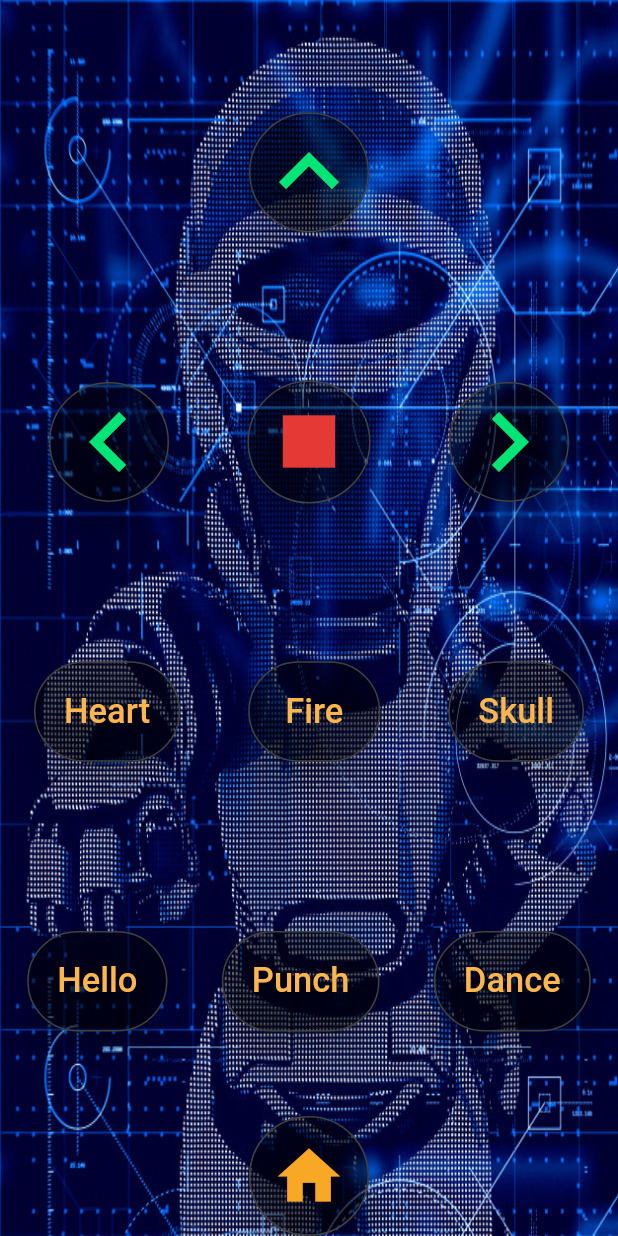
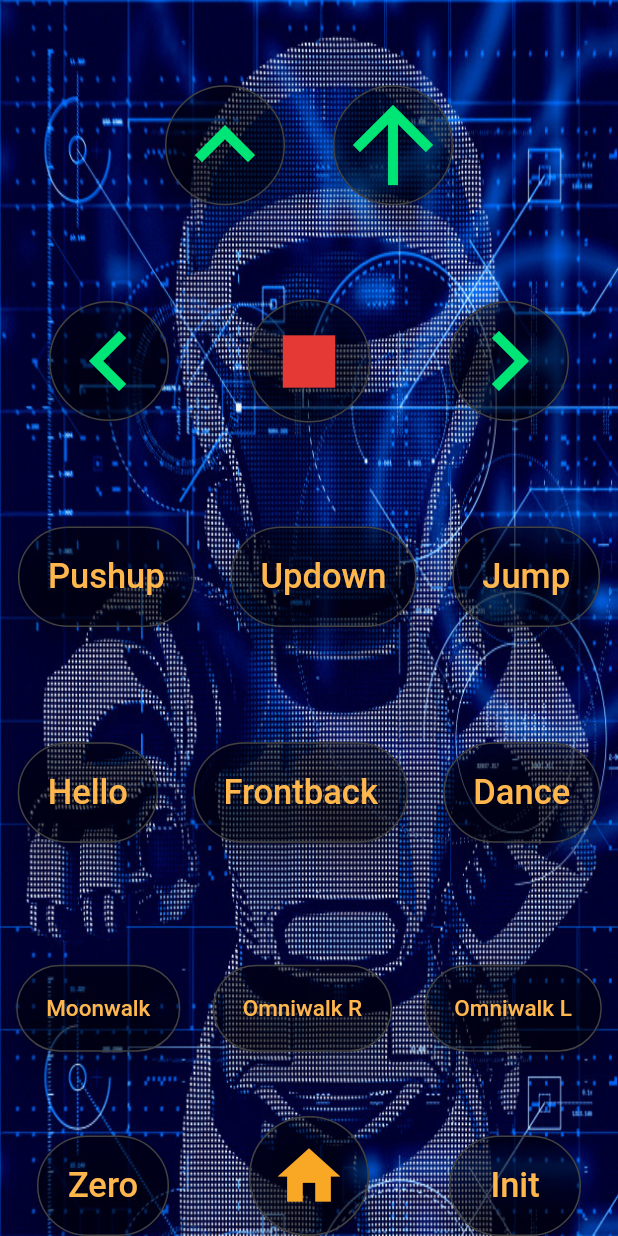
Before and after one commit to Luqapo/Kame-UI, a Flutter app: the screen it shows after launch, on a phone screen of 412 x 824 dp. Run offline on Flutter 3.47's test engine with Material 2 defaults, Android fonts, the phone set to English and light mode, and no system bars.

Commit message:
ui update

```diff
--- a/lib/main.dart
+++ b/lib/main.dart
@@ -4,7 +4,7 @@ import 'package:flutter/material.dart';
 void main() async {
   Socket sock;
   try {
-    sock = await Socket.connect('10.0.2.2', 6969);
+    sock = await Socket.connect('192.168.4.1', 80);
   } catch(err) {
     print('Caught error: $err');
   }
@@ -85,6 +85,22 @@ class _MyHomePageState extends State<MyHomePage> {
                   color: Colors.black.withOpacity(0.45),
                   splashColor: Colors.blue[400].withOpacity(0.45),
                 ),
+                RaisedButton(
+                  onPressed: () => _sendMessage('2+'),
+                  elevation:9.0,
+                  shape: CircleBorder(
+                    side: BorderSide(
+                      color: Colors.grey[800],
+                      ),
+                    ),
+                  child: Icon(
+                      Icons.arrow_upward,
+                      size:80,
+                      color: Colors.greenAccent[400],
+                  ),
+                  color: Colors.black.withOpacity(0.45),
+                  splashColor: Colors.blue[400].withOpacity(0.45),
+                ),
               ],
             )),
             Expanded( child: Row(
@@ -153,7 +169,7 @@ class _MyHomePageState extends State<MyHomePage> {
                     ),
                   ),
                   child: Text(
-                    'Heart',
+                    'Pushup',
                     style: TextStyle(
                       fontSize: 23,
                       color: Colors.orange[300],
@@ -173,7 +189,7 @@ class _MyHomePageState extends State<MyHomePage> {
                     ),
                   ),
                   child: Text(
-                    'Fire',
+                    'Updown',
                     style: TextStyle(
                       fontSize: 23,
                       color: Colors.orange[300],
@@ -193,7 +209,7 @@ class _MyHomePageState extends State<MyHomePage> {
                     ),
                   ),
                   child: Text(
-                    'Skull',
+                    'Jump',
                     style: TextStyle(
                       fontSize: 23,
                       color: Colors.orange[300],
@@ -238,7 +254,7 @@ class _MyHomePageState extends State<MyHomePage> {
                     ),
                   ),
                   child: Text(
-                    'Punch',
+                    'Frontback',
                     style: TextStyle(
                       fontSize: 23,
                       color: Colors.orange[300],
@@ -269,12 +285,97 @@ class _MyHomePageState extends State<MyHomePage> {
                   ),
               ],
             )),
+            Expanded( child: Row(
+              mainAxisAlignment: MainAxisAlignment.spaceAround,
+              children: <Widget>[
+                RaisedButton(
+                  onPressed: () => _sendMessage('12+'),
+                  padding: const EdgeInsets.all(20.0),
+                  elevation:9.0,
+                  shape: RoundedRectangleBorder(
+                    borderRadius: BorderRadius.circular(45),
+                    side: BorderSide(
+                      color: Colors.grey[800],
+                    ),
+                  ),
+                  child: Text(
+                    'Moonwalk',
+                    style: TextStyle(
+                      fontSize: 15,
+                      color: Colors.orange[300],
+                      ),
+                    ),
+                  color: Colors.black.withOpacity(0.45),
+                  splashColor: Colors.blue[400].withOpacity(0.45),
+                  ),
+                RaisedButton(
+                  onPressed: () => _sendMessage('15+'),
+                  padding: const EdgeInsets.all(20.0),
+                  elevation:9.0,
+                  shape: RoundedRectangleBorder(
+                    borderRadius: BorderRadius.circular(45),
+                    side: BorderSide(
+                      color: Colors.grey[800],
+                    ),
+                  ),
+                  child: Text(
+                    'Omniwalk R',
+                    style: TextStyle(
+                      fontSize: 15,
+                      color: Colors.orange[300],
+                      ),
+                    ),
+                  color: Colors.black.withOpacity(0.45),
+                  splashColor: Colors.blue[400].withOpacity(0.45),
+                ),
+                RaisedButton(
+                  onPressed: () => _sendMessage('16+'),
+                  padding: const EdgeInsets.all(20.0),
+                  elevation:9.0,
+                  shape: RoundedRectangleBorder(
+                    borderRadius: BorderRadius.circular(45),
+                    side: BorderSide(
+                      color: Colors.grey[800],
+                      ),
+                ),
+                  child: Text(
+                    'Omniwalk L',
+                    style: TextStyle(
+                      fontSize: 15,
+                      color: Colors.orange[300],
+                      ),
+                    ),
+                  color: Colors.black.withOpacity(0.45),
+                  splashColor: Colors.blue[400].withOpacity(0.45),
+                  ),
+              ],
+            )),
             Row(
-              mainAxisAlignment: MainAxisAlignment.center,
+              mainAxisAlignment: MainAxisAlignment.spaceAround,
               crossAxisAlignment: CrossAxisAlignment.end,
               children: <Widget>[
                 RaisedButton(
-                  onPressed: () => _sendMessage('15+'),
+                  onPressed: () => _sendMessage('13+'),
+                  padding: const EdgeInsets.all(20.0),
+                  elevation:9.0,
+                  shape: RoundedRectangleBorder(
+                    borderRadius: BorderRadius.circular(45),
+                    side: BorderSide(
+                      color: Colors.grey[800],
+                    ),
+                  ),
+                  child: Text(
+                    'Zero',
+                    style: TextStyle(
+                      fontSize: 23,
+                      color: Colors.orange[300],
+                      ),
+                    ),
+                  color: Colors.black.withOpacity(0.45),
+                  splashColor: Colors.blue[400].withOpacity(0.45),
+                ),
+                RaisedButton(
+                  onPressed: () => _sendMessage('19+'),
                   padding: const EdgeInsets.all(15.0),
                   elevation:9.0,
                   shape: CircleBorder(
@@ -290,6 +391,26 @@ class _MyHomePageState extends State<MyHomePage> {
                   color: Colors.black.withOpacity(0.45),
                   splashColor: Colors.blue[400].withOpacity(0.45),
                 ),
+                RaisedButton(
+                  onPressed: () => _sendMessage('14+'),
+                  padding: const EdgeInsets.all(20.0),
+                  elevation:9.0,
+                  shape: RoundedRectangleBorder(
+                    borderRadius: BorderRadius.circular(45),
+                    side: BorderSide(
+                      color: Colors.grey[800],
+                    ),
+                  ),
+                  child: Text(
+                    'Init',
+                    style: TextStyle(
+                      fontSize: 23,
+                      color: Colors.orange[300],
+                      ),
+                    ),
+                  color: Colors.black.withOpacity(0.45),
+                  splashColor: Colors.blue[400].withOpacity(0.45),
+                ),
               ],
             ),
           ],
```
